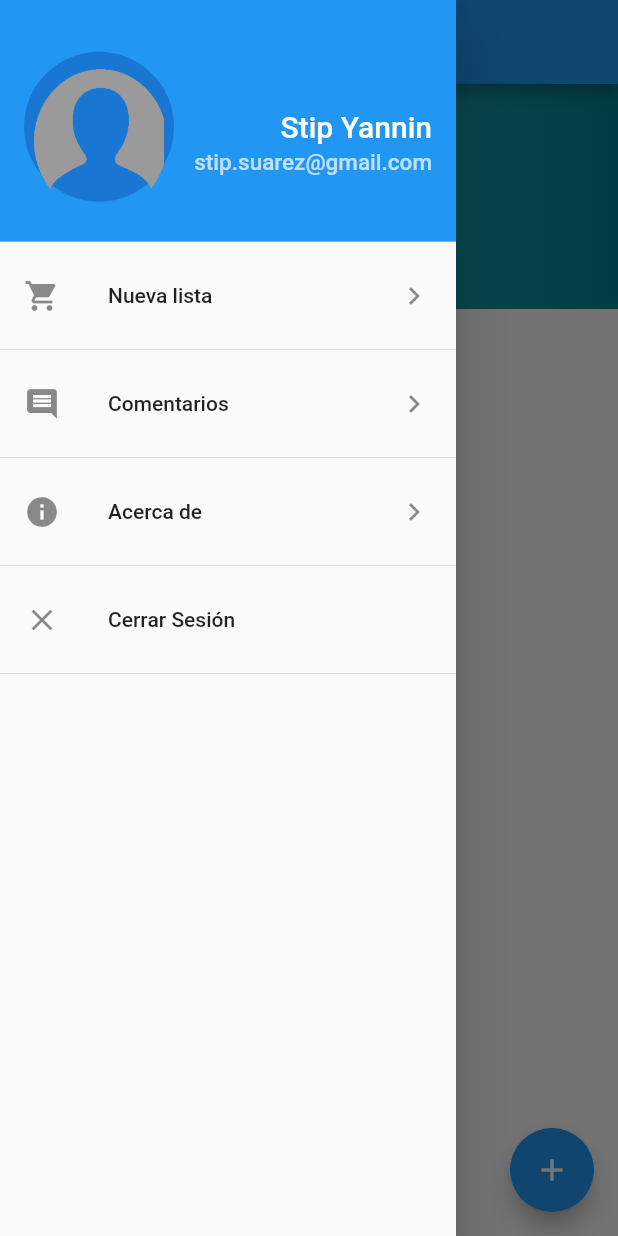
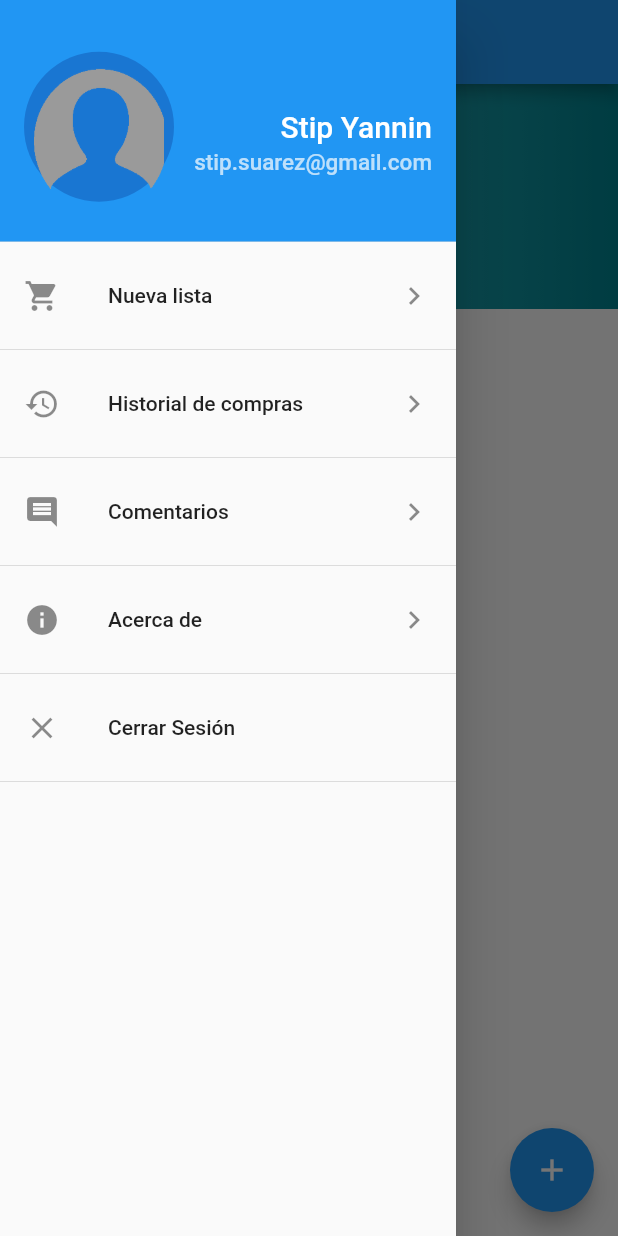
Before and after one commit to gaferneira/merkar-flutter, a Flutter app: the screen it shows once a user with an empty profile is signed in, with the side drawer open, on a phone screen of 412 x 824 dp. Run offline on Flutter 3.47's test engine with Material 2 defaults, Android fonts, the phone set to English and light mode, and no system bars; our stand-ins replace cloud_firestore, dartz, data_connection_checker, equatable, firebase_auth, firebase_core and 2 more; accounts and stored records are empty.

Commit message:
Create de methods for _character switch. Completting drawer_welcome.dart with route purchase_history

```diff
--- a/lib/app/core/strings.dart
+++ b/lib/app/core/strings.dart
@@ -4,6 +4,7 @@ class Strings {
   static const String route_comments = 'Comentarios';
   static const String route_about_us = 'Acerca de';
   static const String route_close_session = 'Cerrar Sesión';
+  static const String route_purchase_history = 'Historial de compras';
 
   //Failure
   static const String SERVER_FAILURE_MESSAGE = 'Server Failure';
--- a/lib/app/pages/home/widgets/drawer_welcome.dart
+++ b/lib/app/pages/home/widgets/drawer_welcome.dart
@@ -4,6 +4,7 @@ import 'package:merkar/app/pages/new_shopping_list/new_shopping_list_page.dart';
 
 enum DrawerOptions {
   route_new_list,
+  route_purchase_history,
   route_comments,
   route_about_us,
   route_close_session
@@ -57,6 +58,14 @@ class DrawerWelcome extends StatelessWidget {
           ),
           Divider(),
           ListTile(
+            title: Text(Strings.route_purchase_history),
+            leading: Icon(Icons.history),
+            trailing: Icon(Icons.keyboard_arrow_right),
+            onTap: () =>
+                _goToRoute(DrawerOptions.route_purchase_history, context),
+          ),
+          Divider(),
+          ListTile(
             title: Text(Strings.route_comments),
             leading: Icon(Icons.comment),
             trailing: Icon(Icons.keyboard_arrow_right),
@@ -92,6 +101,12 @@ void _goToRoute(DrawerOptions option, BuildContext context) async {
         Navigator.of(context).pushNamed(NewShoppingListPage.routeName);
         break;
       }
+    case DrawerOptions.route_purchase_history:
+      {
+        //cambiar
+        Navigator.of(context).pushNamed(NewShoppingListPage.routeName);
+        break;
+      }
     case DrawerOptions.route_comments:
       {
         print("Ir a comentarios");
--- a/lib/app/pages/shopping_list/shopping_list_page.dart
+++ b/lib/app/pages/shopping_list/shopping_list_page.dart
@@ -277,6 +277,7 @@ class _ShoppingListPageState extends State<ShoppingListPage> {
       keyFormEditProduct.currentState.save();
       String oldTotal = product.total;
       product.quantity = this.temp_quantity;
+      product.price = this.temp_price.toString();
       product.total = (this.temp_price * this.temp_quantity).toString();
       viewModel.updateProduct(product, oldTotal);
     }
--- a/lib/app/pages/shopping_list/shopping_list_view_model.dart
+++ b/lib/app/pages/shopping_list/shopping_list_view_model.dart
@@ -61,6 +61,7 @@ class ShoppingListViewModel extends ChangeNotifier {
   }
 
   Future<void> updateProduct(ListProduct product, String oldTotal) async {
+    print("Update product shopping list: ${product.total}");
     await repository.saveProduct(product, shoppingList);
   }
 
```
